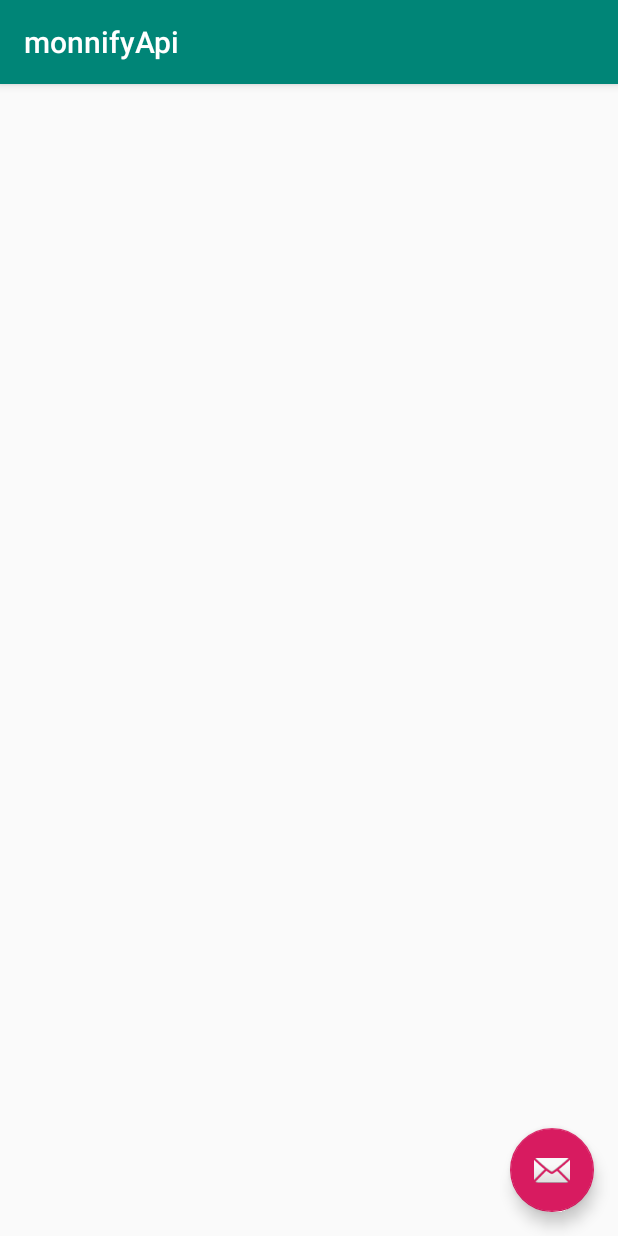
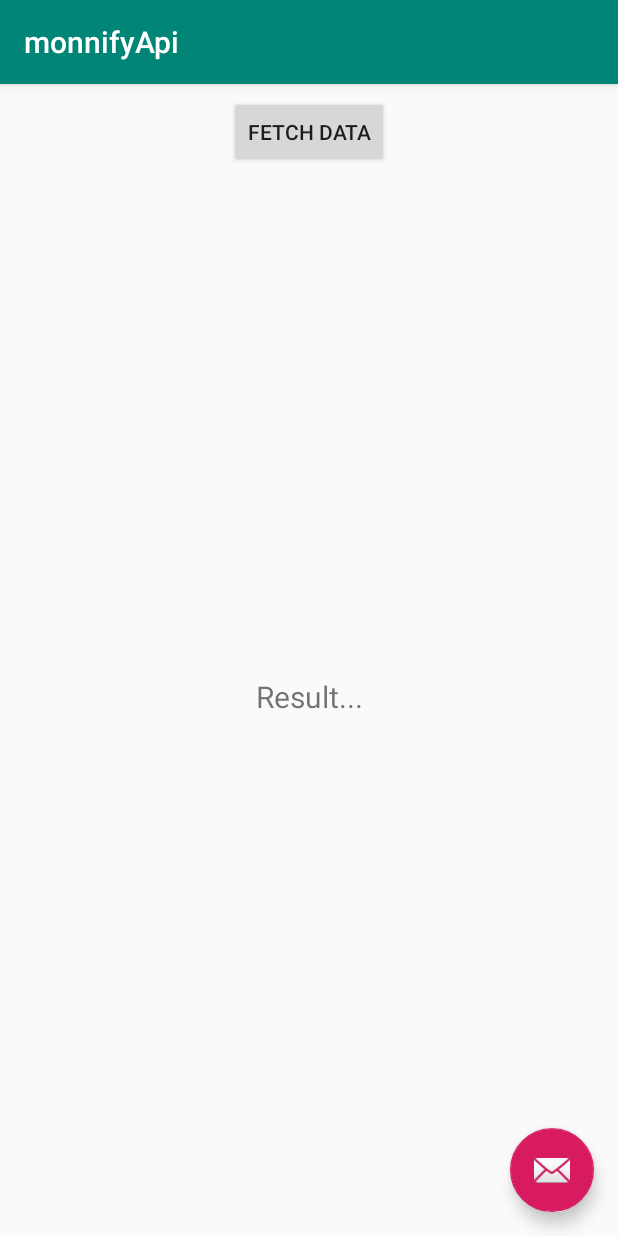
Before and after one commit to MohammedElonX/APItest, an Android app: the monnifyApi screen opened directly, with no data from a screen before it, on a phone screen of 412 x 824 dp. Run offline under Robolectric (Android 15) with nearby library versions, the phone set to English and light mode, and no system bars.

```diff
--- a/app/src/main/res/layout/content_monnify_api.xml
+++ b/app/src/main/res/layout/content_monnify_api.xml
@@ -9,4 +9,30 @@
         tools:showIn="@layout/activity_monnify_api"
         tools:context=".monnifyApi">
 
+    <Button
+            android:text="Fetch Data"
+            android:layout_width="wrap_content"
+            android:layout_height="wrap_content" android:id="@+id/button"
+            android:layout_marginTop="8dp"
+            app:layout_constraintTop_toTopOf="parent" app:layout_constraintEnd_toEndOf="parent"
+            android:layout_marginEnd="8dp" app:layout_constraintStart_toStartOf="parent"
+            android:layout_marginStart="8dp"/>
+    <ScrollView android:layout_width="wrap_content" android:layout_height="wrap_content"
+                app:layout_constraintTop_toBottomOf="@+id/button" android:layout_marginBottom="8dp"
+                app:layout_constraintBottom_toBottomOf="parent" app:layout_constraintEnd_toEndOf="parent"
+                android:layout_marginEnd="8dp" app:layout_constraintStart_toStartOf="parent"
+                android:layout_marginStart="8dp">
+        <TextView
+                android:text="Result..."
+                android:layout_width="wrap_content"
+                android:layout_height="wrap_content" android:id="@+id/textView"
+                android:textSize="20dp"
+                android:layout_marginTop="8dp"
+                app:layout_constraintTop_toBottomOf="@+id/button" app:layout_constraintEnd_toEndOf="parent"
+                android:layout_marginEnd="8dp" app:layout_constraintStart_toStartOf="parent"
+                android:layout_marginStart="8dp" android:layout_marginBottom="8dp"
+                app:layout_constraintBottom_toBottomOf="parent" android:visibility="visible"/>
+
+    </ScrollView>
+
 </android.support.constraint.ConstraintLayout>
```
Also changed, not shown: app/src/main/java/com/example/apitest/ScrollingActivity.java (+6 -4 lines), app/src/main/java/com/example/apitest/monnifyApi.java (+59 -0 lines).
